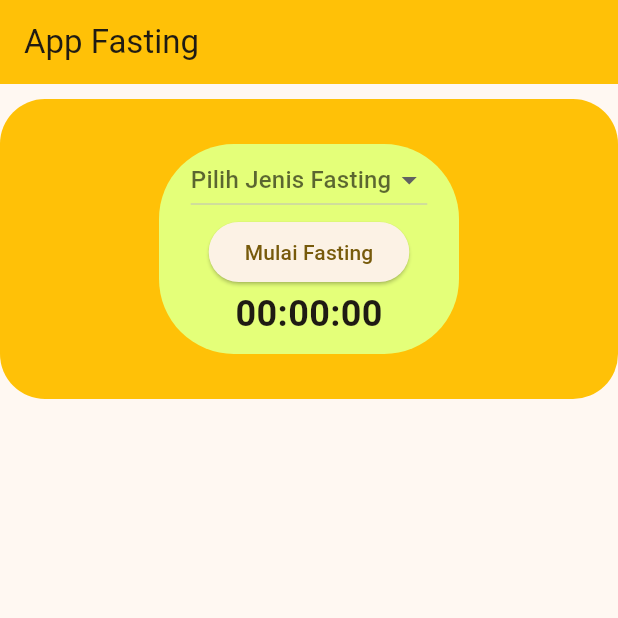
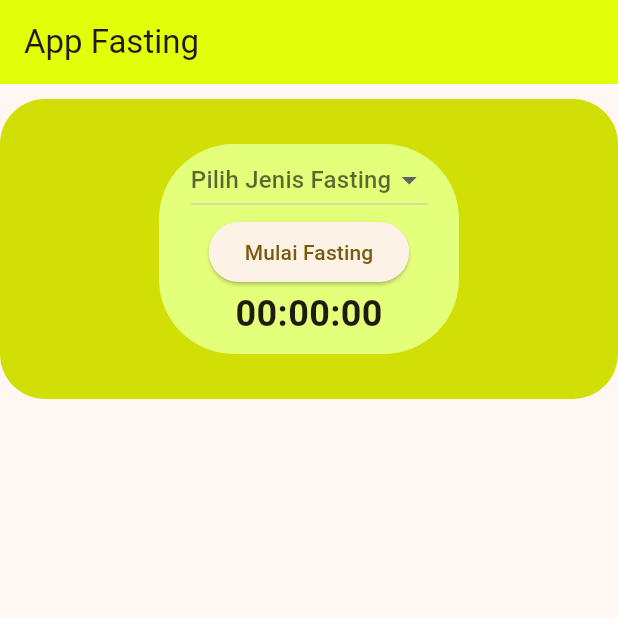
Before and after one commit to ilhamafandi21/soul-fast, a Flutter app: the screen it shows after launch, on a phone screen of 412 x 824 dp, the top half of it. Run offline on Flutter 3.47's test engine with Material 3 defaults, Android fonts, the phone set to English and light mode, and no system bars; our stand-ins replace shared_preferences.

Commit message:
10 12 2025

```diff
--- a/lib/pages/home/home.dart
+++ b/lib/pages/home/home.dart
@@ -50,7 +50,7 @@ class _HomeState extends State<Home> {
   @override
   Widget build(BuildContext context) {
     return Scaffold(
-      appBar: AppBar(title: Text('App Fasting'), backgroundColor: Colors.amber),
+      appBar: AppBar(title: Text('App Fasting'), backgroundColor: const Color.fromARGB(255, 226, 255, 10)),
       body: SafeArea(
         child: SingleChildScrollView(
           child: Container(
@@ -58,7 +58,7 @@ class _HomeState extends State<Home> {
             width: double.infinity,
             margin: EdgeInsets.only(top: 10),
             decoration: BoxDecoration(
-              color: Colors.amber,
+              color: const Color.fromARGB(255, 209, 223, 6),
               borderRadius: BorderRadius.circular(30),
             ),
             child: Column(
```
